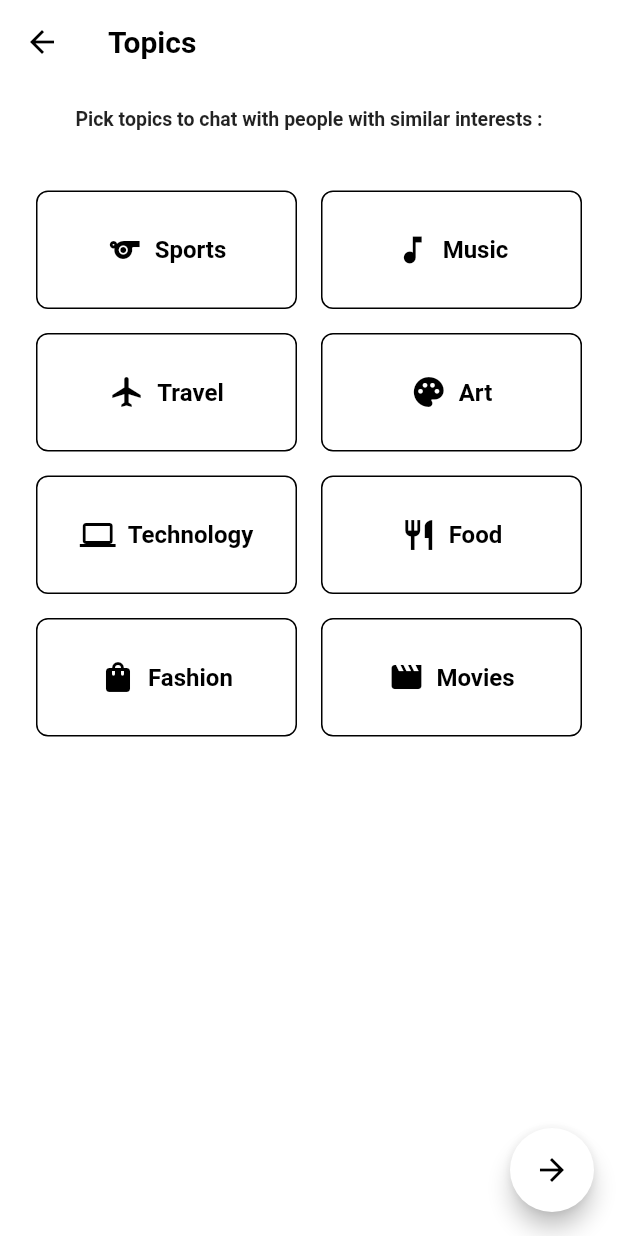
After one commit to Ahmed221b/Chatty, a Flutter app: the ChooseInterestsScreen screen opened directly, on a phone screen of 412 x 824 dp. The commit adds this screen. Run offline on Flutter 3.47's test engine with Material 2 defaults, Android fonts, the phone set to English and light mode, and no system bars; our stand-ins replace bloc, cloud_firestore, conditional_builder_null_safety, firebase_auth, firebase_core, firebase_storage and 4 more; accounts and stored records are empty.

Commit message:
Interests Screen UI done.

```diff
--- a/lib/models/social_app/social_user_model.dart
+++ b/lib/models/social_app/social_user_model.dart
@@ -1,5 +1,4 @@
-class SocialUserModel
-{
+class SocialUserModel {
   String? name;
   String? email;
   String? phone;
@@ -17,6 +16,7 @@ class SocialUserModel
   int? numberOfBans;
   int? sumOfCounters;
   DateTime? banEntTime;
+  List<String>? interests; // Add interests property
 
   SocialUserModel({
     this.email,
@@ -36,12 +36,10 @@ class SocialUserModel
     this.numberOfBans,
     this.sumOfCounters,
     this.banEntTime,
-
+    this.interests, // Include interests in the constructor
   });
 
-
-  SocialUserModel.fromJson(Map<String,dynamic> json)
-  {
+  SocialUserModel.fromJson(Map<String, dynamic> json) {
     email = json['email'];
     name = json['name'];
     phone = json['phone'];
@@ -59,32 +57,29 @@ class SocialUserModel
     numberOfBans = json['numberOfBans'];
     sumOfCounters = json['sumOfCounters'];
     banEntTime = json['banEntTime'];
+    interests = List<String>.from(json['interests'] ?? []); // Deserialize interests list
   }
 
-
-  Map<String,dynamic> toMap()
-  {
+  Map<String, dynamic> toMap() {
     return {
-      'name' : name,
-      'email' : email,
-      'phone' : phone,
-      'uId' : uId,
-      'image' : image,
-      'bio' : bio,
-      'cover' : cover,
-      'banEntTime':banEntTime,
-      'isEmailVerified' : isEmailVerified,
+      'name': name,
+      'email': email,
+      'phone': phone,
+      'uId': uId,
+      'image': image,
+      'bio': bio,
+      'cover': cover,
+      'banEntTime': banEntTime,
+      'isEmailVerified': isEmailVerified,
       'isBanned': isBanned ?? false,
       'ageCounter': ageCounter ?? 0,
       'genderCounter': genderCounter ?? 0,
       'religionCounter': religionCounter ?? 0,
       'ethnicityCounter': ethnicityCounter ?? 0,
       'otherCounter': otherCounter ?? 0,
-      'numberOfBans': numberOfBans??0,
-      'sumOfCounters' : sumOfCounters??0,
-
+      'numberOfBans': numberOfBans ?? 0,
+      'sumOfCounters': sumOfCounters ?? 0,
+      'interests': interests ?? [], // Serialize interests list
     };
   }
-
-
 }
--- /dev/null
+++ b/lib/modules/social_app/interests/interests_screen.dart
@@ -0,0 +1,141 @@
+import 'package:flutter/material.dart';
+
+class ChooseInterestsScreen extends StatefulWidget {
+  @override
+  _ChooseInterestsScreenState createState() => _ChooseInterestsScreenState();
+}
+
+class _ChooseInterestsScreenState extends State<ChooseInterestsScreen> {
+  List<String> interests = [
+    'Sports',
+    'Music',
+    'Travel',
+    'Art',
+    'Technology',
+    'Food',
+    'Fashion',
+    'Movies',
+  ];
+  List<String> selectedInterests = [];
+
+  Map<String, IconData> interestIcons = {
+    'Sports': Icons.sports,
+    'Music': Icons.music_note,
+    'Travel': Icons.flight,
+    'Art': Icons.palette,
+    'Technology': Icons.computer,
+    'Food': Icons.restaurant,
+    'Fashion': Icons.shopping_bag,
+    'Movies': Icons.movie,
+  };
+
+  bool isButtonPressed = false;
+
+  @override
+  Widget build(BuildContext context) {
+    return Theme(
+      data: ThemeData(
+        scaffoldBackgroundColor: Colors.white,
+        appBarTheme: const AppBarTheme(
+          backgroundColor: Colors.white,
+          elevation: 0.0,
+          iconTheme: IconThemeData(
+            color: Colors.black,
+          ),
+          titleTextStyle: TextStyle(
+            color: Colors.black,
+            fontSize: 20.0,
+            fontWeight: FontWeight.bold,
+          ),
+          backwardsCompatibility: false,
+        ),
+        floatingActionButtonTheme: FloatingActionButtonThemeData(
+          backgroundColor: isButtonPressed ? Colors.blue : Colors.white,
+        ),
+      ),
+      child: Scaffold(
+        appBar: AppBar(
+          title: const Text('Topics'),
+        ),
+        body: Column(
+          children: [
+            const Padding(
+              padding: EdgeInsets.all(16.0),
+              child: Text(
+                'Pick topics to chat with people with similar interests :',
+                textAlign: TextAlign.left,
+                style: TextStyle(
+                  fontSize: 13,
+                  fontWeight: FontWeight.bold,
+                ),
+              ),
+            ),
+            Expanded(
+              child: GridView.builder(
+                padding: const EdgeInsets.all(16),
+                gridDelegate: const SliverGridDelegateWithFixedCrossAxisCount(
+                  crossAxisCount: 2, // Number of columns
+                  childAspectRatio: 2, // Width to height ratio of each item
+                ),
+                itemCount: interests.length,
+                itemBuilder: (context, index) {
+                  final interest = interests[index];
+                  final isSelected = selectedInterests.contains(interest);
+
+                  return GestureDetector(
+                    onTap: () {
+                      setState(() {
+                        if (isSelected) {
+                          selectedInterests.remove(interest);
+                        } else {
+                          selectedInterests.add(interest);
+                        }
+                      });
+                    },
+                    child: Container(
+                      decoration: BoxDecoration(
+                        color: isSelected ? Colors.blue : Colors.white,
+                        border: Border.all(color: Colors.black), // Add black border
+                        borderRadius: BorderRadius.circular(8),
+                      ),
+                      margin: const EdgeInsets.all(8),
+                      child: Row(
+                        mainAxisAlignment: MainAxisAlignment.center,
+                        children: [
+                          Icon(
+                            interestIcons[interest],
+                            color: isSelected ? Colors.white : Colors.black,
+                            size: 24,
+                          ),
+                          const SizedBox(width: 8),
+                          Text(
+                            interest,
+                            style: TextStyle(
+                              color: isSelected ? Colors.white : Colors.black,
+                              fontSize: 16,
+                              fontWeight: FontWeight.bold,
+                            ),
+                          ),
+                        ],
+                      ),
+                    ),
+                  );
+                },
+              ),
+            ),
+          ],
+        ),
+        floatingActionButton: FloatingActionButton(
+          onPressed: () {
+            setState(() {
+              isButtonPressed = !isButtonPressed;
+            });
+          },
+          backgroundColor: isButtonPressed ? Colors.blue : Colors.white,
+          foregroundColor: isButtonPressed ? Colors.white : Colors.black,
+          child: const Icon(Icons.arrow_forward),
+        ),
+      ),
+    );
+  }
+}
--- a/lib/modules/social_app/social_login/social_login_screen.dart
+++ b/lib/modules/social_app/social_login/social_login_screen.dart
@@ -47,7 +47,8 @@ class SocialLoginScreen  extends StatelessWidget {
           }
         },
         builder: (context,state) {
-          return Theme(
+          return
+            Theme(
             data: ThemeData(
               scaffoldBackgroundColor: Colors.white,
               appBarTheme: const AppBarTheme(
--- a/lib/modules/social_app/social_register/social_register_screen.dart
+++ b/lib/modules/social_app/social_register/social_register_screen.dart
@@ -159,6 +159,7 @@ class RegisterScreen  extends StatelessWidget {
                                     password: passwordController.text,
                                     phone: phoneController.text,
                                   );
+
                                 }
                               },
                               text: 'register',
```
